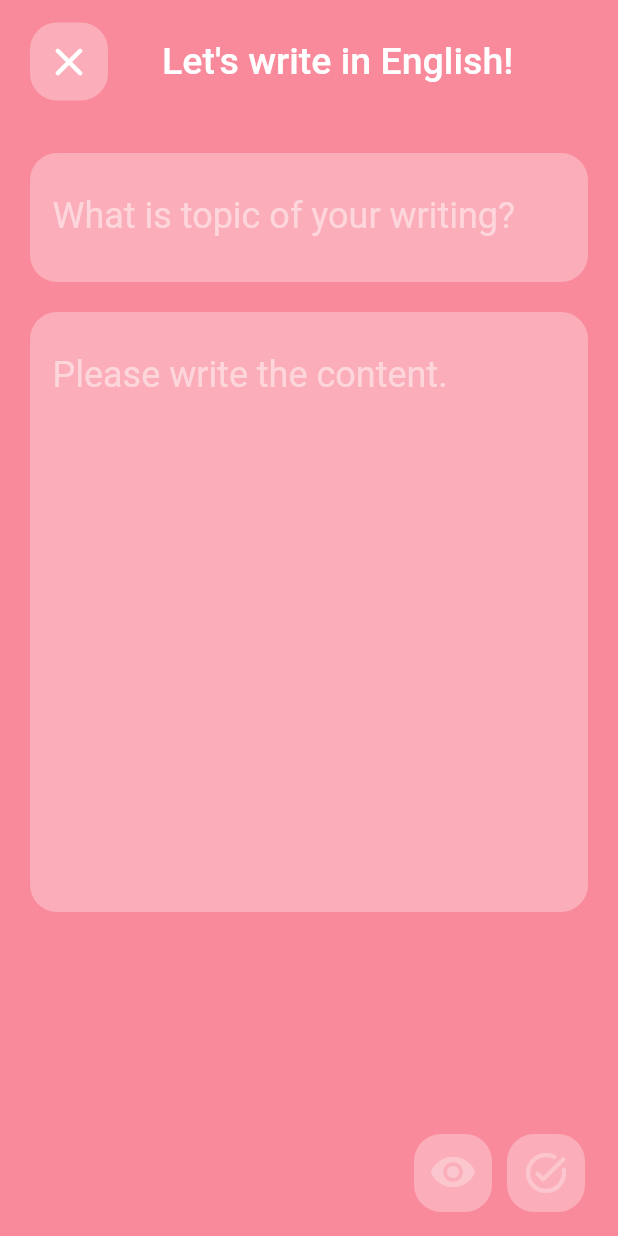
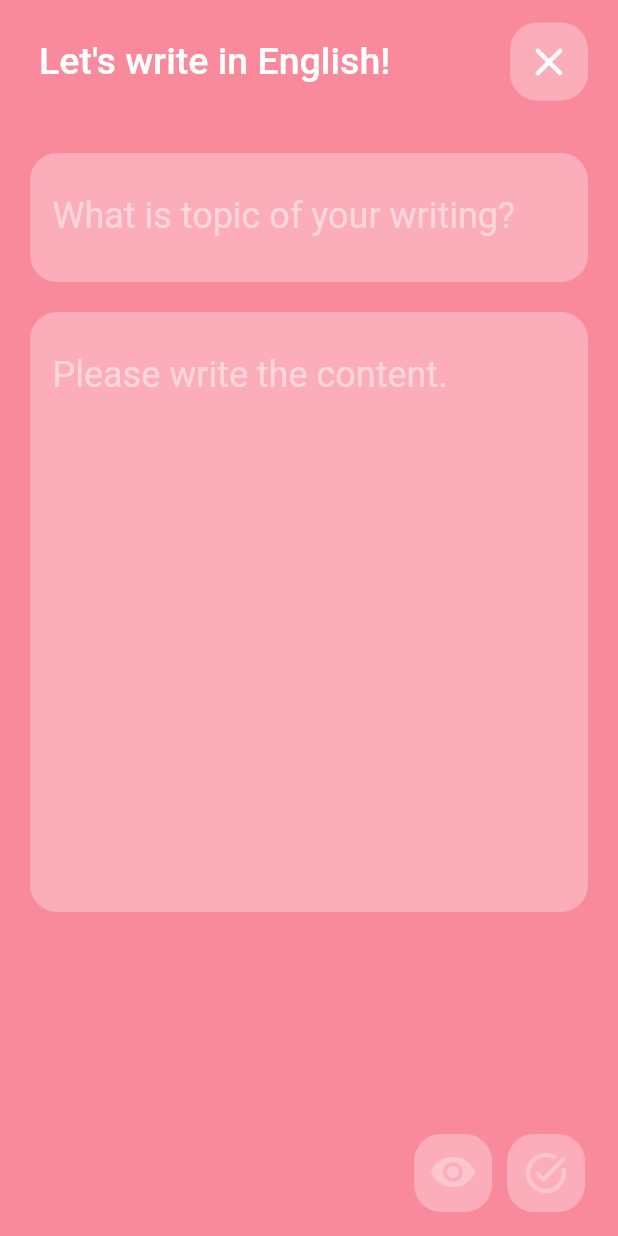
Before and after one commit to tan60/lingonote, a Flutter app: the screen it shows after launch, after a tap on the "create" icon, on a phone screen of 412 x 824 dp. Run offline on Flutter 3.47's test engine with Material 2 defaults, Android fonts, the light colour scheme and no system bars; our stand-ins replace shared_preferences, sqflite; accounts and stored records are empty; Roboto replaces fonts that are missing (Pretendard).

Commit message:
workout PreviewDialogWidget

```diff
--- a/lib/assets/languages/language_en.dart
+++ b/lib/assets/languages/language_en.dart
@@ -27,4 +27,16 @@ class LanguageEn extends Languages {
 
   @override
   String get editContentHint => "Content";
+
+  @override
+  String get correctedByAI => "corrected by AI";
+
+  @override
+  String get close => "Close";
+
+  @override
+  String get showCorrectedNote => "AI Corrected";
+
+  @override
+  String get showOriginalNote => "Original";
 }
--- a/lib/assets/languages/language_kr.dart
+++ b/lib/assets/languages/language_kr.dart
@@ -27,4 +27,16 @@ class LanguageKr extends Languages {
 
   @override
   String get editContentHint => "Content";
+
+  @override
+  String get correctedByAI => "corrected by AI";
+
+  @override
+  String get close => "Close";
+
+  @override
+  String get showCorrectedNote => "AI Corrected";
+
+  @override
+  String get showOriginalNote => "Original";
 }
--- a/lib/assets/languages/languages.dart
+++ b/lib/assets/languages/languages.dart
@@ -22,4 +22,12 @@ abstract class Languages {
   String get editContentLabel;
 
   String get editContentHint;
+
+  String get correctedByAI;
+
+  String get close;
+
+  String get showCorrectedNote;
+
+  String get showOriginalNote;
 }
--- a/lib/main.dart
+++ b/lib/main.dart
@@ -13,12 +13,19 @@ void initApp() async {
   runApp(App());
 }
 
-class App extends StatelessWidget {
+class App extends StatefulWidget {
   App({super.key}) {
-    _initialize();
+    //_initialize();
   }
 
+  @override
+  State<App> createState() => _AppState();
+}
+
+class _AppState extends State<App> with WidgetsBindingObserver {
   late final Future<bool> _isInitialized = _initialize();
+
+  late Brightness _brightness;
 
   Future<bool> _initialize() async {
     await PrefMgr.initPref();
@@ -26,9 +33,35 @@ class App extends StatelessWidget {
   }
 
   @override
+  void initState() {
+    _initialize();
+    WidgetsBinding.instance.addObserver(this);
+    _brightness = WidgetsBinding.instance.window.platformBrightness;
+    super.initState();
+  }
+
+  @override
+  void dispose() {
+    WidgetsBinding.instance.removeObserver(this);
+    super.dispose();
+  }
+
+  @override
+  void didChangeDependencies() {
+    if (mounted) {
+      setState(() {
+        _brightness = WidgetsBinding.instance.window.platformBrightness;
+      });
+    }
+    super.didChangeDependencies();
+  }
+
+  @override
   Widget build(BuildContext context) {
     return MaterialApp(
-      theme: MyThemes.getThemeFromKey(MyThemeKeys.LIGHT),
+      theme: _brightness == Brightness.light
+          ? MyThemes.getThemeFromKey(MyThemeKeys.light)
+          : MyThemes.getThemeFromKey(MyThemeKeys.dark),
       title: 'Welcome to LingoNote',
 
       home: FutureBuilder(
--- a/lib/managers/string_manager.dart
+++ b/lib/managers/string_mgr.dart
@@ -53,4 +53,16 @@ class StringMgr extends Languages {
 
   @override
   String get editContentHint => localeLanguage.editContentHint;
+
+  @override
+  String get correctedByAI => localeLanguage.correctedByAI;
+
+  @override
+  String get close => localeLanguage.close;
+
+  @override
+  String get showCorrectedNote => localeLanguage.showCorrectedNote;
+
+  @override
+  String get showOriginalNote => localeLanguage.showOriginalNote;
 }
--- a/lib/screen/edit_note_screen.dart
+++ b/lib/screen/edit_note_screen.dart
@@ -1,13 +1,12 @@
-import 'dart:developer';
-
 import 'package:flutter/material.dart';
 import 'package:intl/intl.dart';
 import 'package:lingonote/data/models/note_model.dart';
 import 'package:lingonote/data/repositories/base_repo.dart';
 import 'package:lingonote/managers/pref_mgr.dart';
-import 'package:lingonote/managers/string_manager.dart';
+import 'package:lingonote/managers/string_mgr.dart';
 import 'package:lingonote/themes/my_themes.dart';
 import 'package:lingonote/widgets/edit_text_widget.dart';
+import 'package:lingonote/widgets/preview_dialog_widget.dart';
 import 'package:lingonote/widgets/rounded_icon_button_widget.dart';
 
 class EditNoteScreen extends StatefulWidget {
@@ -26,8 +25,9 @@ class _EditNoteScreenState extends State<EditNoteScreen>
   late ScrollController _scrollController;
   late TextEditingController _topicTextEditingController;
   late TextEditingController _contentsTextEditingController;
-  bool isPreviewEnable = false;
-  bool isSaveEnable = false;
+  bool _isPreviewEnable = false;
+  bool _isSaveEnable = false;
+  bool _isPosting = false;
 
   @override
   void initState() {
@@ -43,7 +43,6 @@ class _EditNoteScreenState extends State<EditNoteScreen>
 
   Future getUid() async {
     userUid = PrefMgr.prefs.getInt(PrefMgr.uid) ?? -1;
-    log('uid = $userUid');
   }
 
   @override
@@ -65,46 +64,79 @@ class _EditNoteScreenState extends State<EditNoteScreen>
     super.didChangeDependencies();
   }
 
-  void setPreviewEnable(bool enable) {
+  void _setPreviewEnable(bool enable) {
     setState(() {
-      isPreviewEnable = enable;
+      _isPreviewEnable = enable;
     });
   }
 
-  void setSaveEnable(bool enable) {
+  void _setSaveEnable(bool enable) {
     setState(() {
-      isSaveEnable = enable;
+      _isSaveEnable = enable;
     });
+  }
+
+  void _setPostingState(bool isPosting) {
+    setState(() {
+      _isPosting = isPosting;
+    });
+  }
+
+  void _showPostingResultAndPop(NoteModel? note) {
+    _setPostingState(false);
+    ScaffoldMessenger.of(context).showSnackBar(SnackBar(
+      content: Text('${note?.postNo} 번째 노트가 작성되었습니다.'),
+    ));
+    Navigator.pop(context);
   }
 
   @override
   Widget build(BuildContext context) {
     return Scaffold(
       backgroundColor: _brightness == Brightness.light
-          ? MyThemes.getThemeFromKey(MyThemeKeys.LIGHT).primaryColor
-          : MyThemes.getThemeFromKey(MyThemeKeys.DARK).primaryColor,
+          ? MyThemes.getThemeFromKey(MyThemeKeys.light).primaryColor
+          : MyThemes.getThemeFromKey(MyThemeKeys.dark).canvasColor,
       appBar: AppBar(
         elevation: 0,
         toolbarHeight: 82,
-        title: Align(
-          alignment: Alignment.centerLeft,
-          child: Text(
-            StringMgr().editNoteAppBarTitle,
-            style: const TextStyle(fontSize: 25, color: Colors.white),
+        title: Padding(
+          padding: const EdgeInsets.symmetric(horizontal: 10),
+          child: Align(
+            alignment: Alignment.centerLeft,
+            child: Text(
+              StringMgr().editNoteAppBarTitle,
+              style: const TextStyle(fontSize: 25, color: Colors.white),
+            ),
           ),
         ),
         leadingWidth: 92, // horizontal 52 + 40
-        leading: Padding(
+        actions: [
+          Padding(
+            padding: const EdgeInsets.symmetric(horizontal: 20, vertical: 15),
+            child: RoundedIconButton(
+              iconData: Icons.close_rounded,
+              enableColor: null,
+              isEnable: true,
+              isLoading: false,
+              onTap: () {
+                Navigator.pop(context);
+              },
+            ),
+          ),
+        ],
+        automaticallyImplyLeading: false,
+        /* leading: Padding(
           padding: const EdgeInsets.symmetric(horizontal: 20, vertical: 15),
           child: RoundedIconButton(
             iconData: Icons.close_rounded,
             enableColor: null,
             isEnable: true,
+            isLoading: false,
             onTap: () {
               Navigator.pop(context);
             },
           ),
-        ),
+        ), */
       ),
       body: Container(
         padding: const EdgeInsets.all(20),
@@ -160,8 +192,8 @@ class _EditNoteScreenState extends State<EditNoteScreen>
                       },
                       textEditingController: _contentsTextEditingController,
                       onChanged: (string) {
-                        setPreviewEnable(string.isNotEmpty);
-                        setSaveEnable(string.isNotEmpty);
+                        _setPreviewEnable(string.isNotEmpty);
+                        _setSaveEnable(string.isNotEmpty);
                       },
                     ),
                   ),
@@ -178,20 +210,26 @@ class _EditNoteScreenState extends State<EditNoteScreen>
           children: [
             RoundedIconButton(
               iconData: Icons.visibility_rounded,
-              isEnable: isPreviewEnable,
-              enableColor: null, //MyThemes.lightTheme.colorScheme.error,
-              onTap: () {},
+              isEnable: _isPreviewEnable,
+              isLoading: false,
+              enableColor: null,
+              onTap: () {
+                _showPreviewDialog(_buildNote());
+              },
             ),
             const SizedBox(
               width: 10,
             ),
             RoundedIconButton(
               iconData: Icons.task_alt_rounded,
-              isEnable: isSaveEnable,
-              enableColor: null, //MyThemes.lightTheme.colorScheme.error,
-              onTap: () {
-                buildAndPostNote(context);
-                Navigator.pop(context);
+              isEnable: _isSaveEnable,
+              isLoading: _isPosting,
+              enableColor: null,
+              onTap: () async {
+                _setPostingState(true);
+                _showPostingResultAndPop(
+                    await _postNote(context, _buildNote()));
+                /* Future.delayed(const Duration(milliseconds: 2000), () {); */
               },
             ),
           ],
@@ -200,7 +238,7 @@ class _EditNoteScreenState extends State<EditNoteScreen>
     );
   }
 
-  Future<NoteModel>? buildAndPostNote(BuildContext context) async {
+  NoteModel _buildNote() {
     String topic = _topicTextEditingController.text;
     String contents = _contentsTextEditingController.text;
     String improved = "";
@@ -209,7 +247,7 @@ class _EditNoteScreenState extends State<EditNoteScreen>
     String issueDate = DateFormat('yyyy-MM-dd HH:mm:ss').format(now);
     String fixedData = issueDate;
 
-    NoteModel note = NoteModel(
+    return NoteModel(
       topic: topic,
       contents: contents,
       issueDate: issueDate,
@@ -218,13 +256,19 @@ class _EditNoteScreenState extends State<EditNoteScreen>
       improved: improved,
       improvedType: improvedType,
     );
+  }
 
+  Future<NoteModel>? _postNote(BuildContext context, NoteModel note) async {
     NoteModel resultNote = await BaseRepo().postNote(note);
-
-    ScaffoldMessenger.of(context).showSnackBar(SnackBar(
-      content: Text('${resultNote.postNo} 번째 노트가 작성되었습니다.'),
-    ));
-
     return resultNote;
   }
+
+  Future<void> _showPreviewDialog(NoteModel note) async {
+    await showDialog(
+      context: context,
+      builder: (context) {
+        return PreviewDialogWidget(note: note);
+      },
+    );
+  }
 }
--- a/lib/screen/feed_home_screen.dart
+++ b/lib/screen/feed_home_screen.dart
@@ -2,7 +2,7 @@ import 'package:flutter/material.dart';
 import 'package:intl/intl.dart';
 import 'package:lingonote/data/models/note_model.dart';
 import 'package:lingonote/data/repositories/base_repo.dart';
-import 'package:lingonote/managers/string_manager.dart';
+import 'package:lingonote/managers/string_mgr.dart';
 import 'package:lingonote/screen/edit_note_screen.dart';
 import 'package:lingonote/widgets/note_widget.dart';
 
@@ -69,8 +69,7 @@ class FeedHomeScreenState extends State<FeedHomeScreen> {
       itemBuilder: (context, index) {
         var note = snapshot.data![index];
         DateTime issueServerTime = DateTime.parse(note.issueDate);
-        String formattedTime =
-            DateFormat('yyyy.MM.dd HH:mm').format(issueServerTime);
+        String formattedTime = DateFormat('yyyy.MM.dd').format(issueServerTime);
 
         return Note(
           title: note.topic,
--- a/lib/screen/home_screen.dart
+++ b/lib/screen/home_screen.dart
@@ -14,6 +14,7 @@ class HomeScreen extends StatefulWidget {
 
 class _HomeScreenState extends State<HomeScreen> {
   final GlobalKey<FeedHomeScreenState> _feedHomeWidgetKey = GlobalKey();
+  final double _bottomNavigationBarHeight = 80;
   int _selectedBottomNavIndex = 0;
 
   late final dynamic pages;
@@ -78,7 +79,7 @@ class _HomeScreenState extends State<HomeScreen> {
     return Stack(
       children: [
         Container(
-          height: 90,
+          height: _bottomNavigationBarHeight,
           decoration: BoxDecoration(
             borderRadius: const BorderRadius.only(
               topLeft: Radius.circular(25),
@@ -116,14 +117,14 @@ class _HomeScreenState extends State<HomeScreen> {
         });
       },
       child: Container(
-        height: 90,
+        height: _bottomNavigationBarHeight,
         width: MediaQuery.of(context).size.width / 5,
         decoration: BoxDecoration(
           borderRadius: BorderRadius.only(
             topLeft: index == 0 ? const Radius.circular(25) : Radius.zero,
             topRight: index == 4 ? const Radius.circular(25) : Radius.zero,
           ),
-          color: Colors.white,
+          color: Theme.of(context).scaffoldBackgroundColor,
         ),
         child: enable
             ? Column(
@@ -132,8 +133,8 @@ class _HomeScreenState extends State<HomeScreen> {
                   Icon(
                     icon,
                     color: _selectedBottomNavIndex == index
-                        ? Colors.black
-                        : Colors.grey,
+                        ? Theme.of(context).focusColor
+                        : Theme.of(context).disabledColor,
                   ),
                   const SizedBox(
                     height: 11,
@@ -144,8 +145,8 @@ class _HomeScreenState extends State<HomeScreen> {
                     decoration: BoxDecoration(
                       shape: BoxShape.circle,
                       color: _selectedBottomNavIndex == index
-                          ? Colors.black
-                          : Colors.white,
+                          ? Theme.of(context).focusColor
+                          : null,
                     ),
                   ),
                   const SizedBox(
--- a/lib/themes/my_themes.dart
+++ b/lib/themes/my_themes.dart
@@ -1,6 +1,6 @@
 import 'package:flutter/material.dart';
 
-enum MyThemeKeys { LIGHT, DARK }
+enum MyThemeKeys { light, dark }
 
 class MyThemes {
   static final ThemeData lightTheme = ThemeData(
@@ -12,7 +12,7 @@ class MyThemes {
     dialogBackgroundColor: const Color(0xFFFFFFFF),
     disabledColor: const Color(0xFF000000).withOpacity(0.38),
     dividerColor: const Color(0xFF000000).withOpacity(0.12),
-    focusColor: const Color(0xFF000000).withOpacity(0.12),
+    focusColor: const Color(0xFF000000).withOpacity(0.8),
     highlightColor: const Color(0xFFBCBCBC).withOpacity(0.4),
     scaffoldBackgroundColor: Colors.white,
     appBarTheme: const AppBarTheme(
@@ -21,7 +21,7 @@ class MyThemes {
       shadowColor: Colors.black,
       elevation: 0,
     ),
-    brightness: Brightness.light,
+    //brightness: Brightness.light,
     floatingActionButtonTheme: FloatingActionButtonThemeData(
         backgroundColor: const Color(0xFFF98A9B),
         foregroundColor: Colors.black,
@@ -29,29 +29,69 @@ class MyThemes {
         splashColor: const Color(0xFFE7626C).withOpacity(0.4),
         hoverColor: const Color(0xFF000000).withOpacity(0.4)),
     colorScheme: ColorScheme.fromSwatch()
-        .copyWith(secondary: Colors.white)
-        .copyWith(background: Colors.white)
-        .copyWith(error: const Color(0xFFD32F2F)),
+        .copyWith(secondary: const Color(0xFFF98A9B))
+        .copyWith(background: const Color(0xFFFAFAFA))
+        .copyWith(error: const Color(0xFFB00020)),
+    textTheme: TextTheme(
+      displayLarge: TextStyle(
+        color: Colors.black.withOpacity(0.7),
+      ),
+    ),
+    scrollbarTheme: ScrollbarThemeData(
+      thumbColor: MaterialStateProperty.all(
+        const Color(0xFFB00020).withOpacity(0.5),
+      ),
+    ),
     fontFamily: 'Pretendard',
   );
 
   static final ThemeData darkTheme = ThemeData(
-    primaryColor: Colors.grey,
-    brightness: Brightness.dark,
-    highlightColor: Colors.white,
-    textSelectionTheme:
-        const TextSelectionThemeData(selectionColor: Colors.grey),
-    colorScheme: ColorScheme.fromSwatch(
-      backgroundColor: Colors.black54,
+    primaryColor: const Color(0xFFF98A9B),
+    primaryColorLight: const Color(0xFFFBB9C3),
+    primaryColorDark: const Color(0xFFF98A9B),
+    canvasColor: const Color(0xFF303030),
+    cardColor: const Color(0xFF424242),
+    dialogBackgroundColor: const Color(0xFF424242),
+    disabledColor: const Color(0xFFFFFFFF).withOpacity(0.38),
+    dividerColor: const Color(0xFFFFFFFF).withOpacity(0.12),
+    focusColor: const Color(0xFFFFFFFF).withOpacity(0.8),
+    highlightColor: const Color(0xFFCCCCCC).withOpacity(0.4),
+    scaffoldBackgroundColor: const Color(0xFF303030),
+    appBarTheme: const AppBarTheme(
+      color: Color(0xFF303030),
+      foregroundColor: Color(0xFFFFFFFF),
+      shadowColor: Colors.black,
+      elevation: 0,
+    ),
+    //brightness: Brightness.light,
+    floatingActionButtonTheme: FloatingActionButtonThemeData(
+        backgroundColor: const Color(0xFFF98A9B),
+        foregroundColor: Colors.black,
+        focusColor: const Color(0xFFFFFFFF).withOpacity(0.12),
+        splashColor: const Color(0xFFCCCCCC).withOpacity(0.4),
+        hoverColor: const Color(0xFFFFFFFF).withOpacity(0.4)),
+    colorScheme: ColorScheme.fromSwatch()
+        .copyWith(secondary: const Color(0xFFF98A9B))
+        .copyWith(background: const Color(0xFF303030))
+        .copyWith(error: const Color(0xFFCF6679)),
+    textTheme: TextTheme(
+      displayLarge: TextStyle(
+        color: Colors.white.withOpacity(0.9),
+      ),
+    ),
+    scrollbarTheme: ScrollbarThemeData(
+      thumbColor: MaterialStateProperty.all(
+        const Color(0xFFCCCCCC).withOpacity(0.5),
+      ),
     ),
     fontFamily: 'Pretendard',
   );
 
   static ThemeData getThemeFromKey(MyThemeKeys themeKey) {
     switch (themeKey) {
-      case MyThemeKeys.LIGHT:
+      case MyThemeKeys.light:
         return lightTheme;
-      case MyThemeKeys.DARK:
+      case MyThemeKeys.dark:
         return darkTheme;
       default:
         return lightTheme;
--- a/lib/widgets/rounded_icon_button_widget.dart
+++ b/lib/widgets/rounded_icon_button_widget.dart
@@ -3,19 +3,21 @@ import 'package:flutter/material.dart';
 class RoundedIconButton extends StatelessWidget {
   final IconData iconData;
   final Function()? onTap;
-  bool isEnable;
   final Color? enableColor;
+  final bool isEnable;
+  final bool isLoading;
 
-  RoundedIconButton({
+  const RoundedIconButton({
     super.key,
     required this.iconData,
     required this.onTap,
     required this.isEnable,
+    required this.isLoading,
     required this.enableColor,
   });
 
-  void setEnable(bool enable) {
-    isEnable = isEnable;
+  void setLoading(bool isLoading) {
+    isLoading = isLoading;
   }
 
   @override
@@ -30,6 +32,18 @@ class RoundedIconButton extends StatelessWidget {
         child: Container(
           alignment: Alignment.center,
           padding: const EdgeInsets.all(10),
+          child: isLoading
+              ? SizedBox(
+                  width: 32,
+                  height: 32,
+                  child: CircularProgressIndicator(
+                    color: Colors.white.withOpacity(0.5),
+                    strokeWidth: 4,
+                  ),
+                )
+              : SizedBox(
+                  width: 32,
+                  height: 32,
                   child: Icon(
                     iconData,
                     color: isEnable
@@ -39,6 +53,7 @@ class RoundedIconButton extends StatelessWidget {
                   ),
                 ),
         ),
+      ),
     );
   }
 }
```
Also changed, not shown: lib/widgets/appbar_close_button_widget.dart (deleted, +0 -33 lines), lib/widgets/note_widget.dart (+17 -5 lines), lib/widgets/preview_dialog_widget.dart (added, +148 -0 lines). Lines whose indentation alone changed are shown as unchanged.
